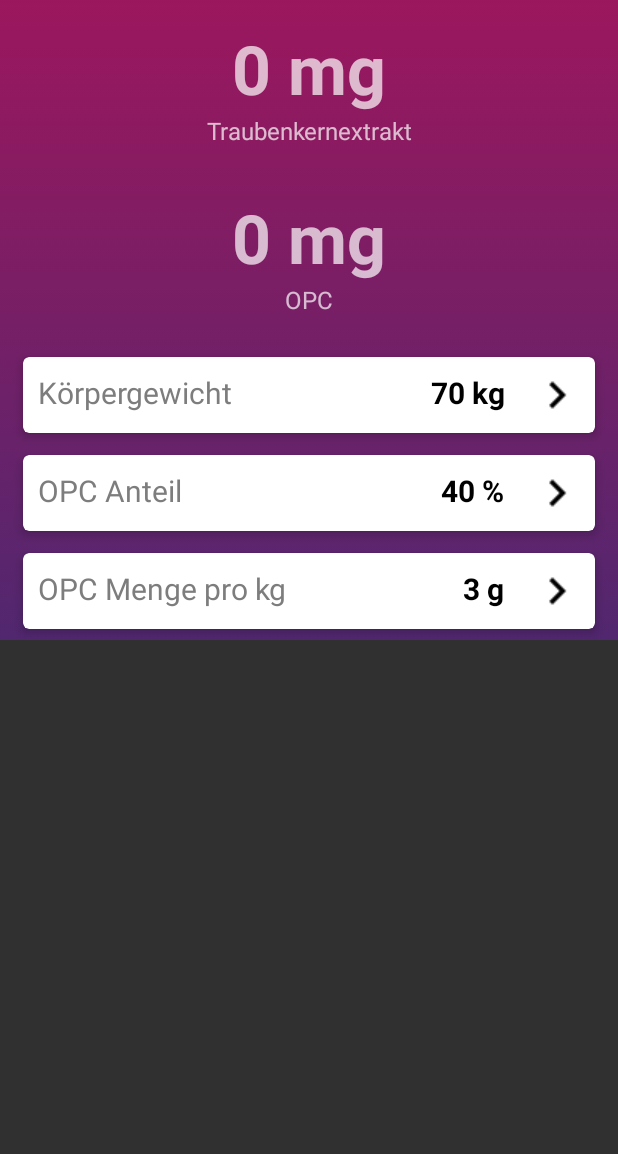
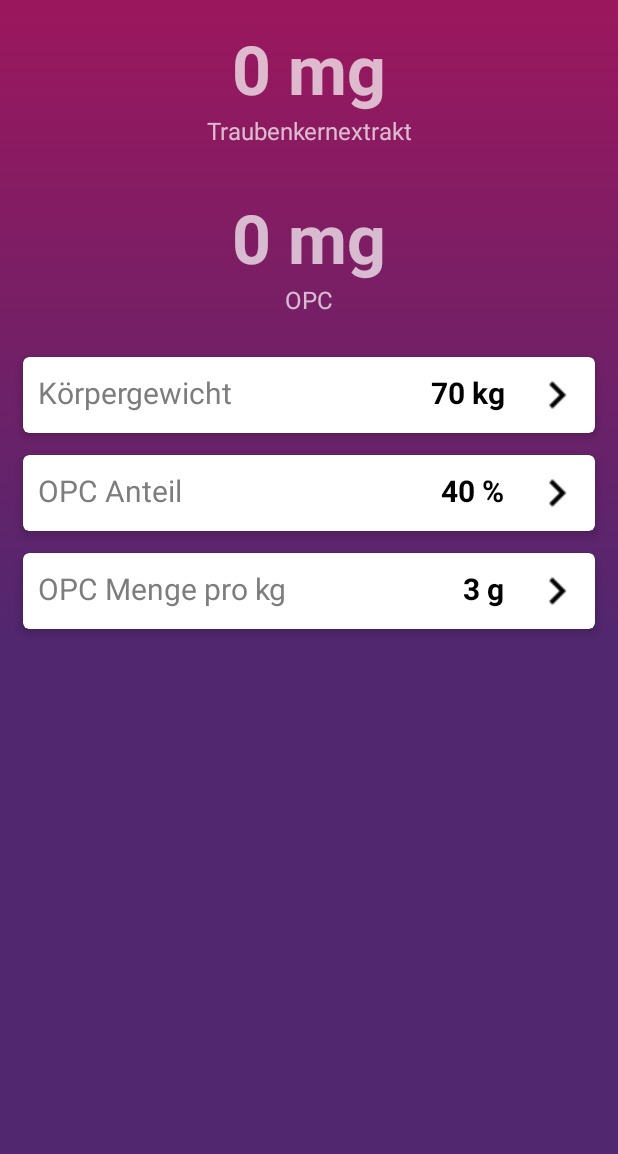
Before and after one commit to lidox/opc-counter, an Android app: the layout fragment_opc_counter.xml on its own in the app's theme, with its tools: preview values and no code run, on a phone screen of 412 x 824 dp, the part 82-1236 px from its top. Run offline under Robolectric (Android 15) with nearby library versions, the phone set to English and light mode, and no system bars.

```diff
--- a/app/src/main/java/com/futuzon/opccounter/view/opc/OpcCounterFragment.java
+++ b/app/src/main/java/com/futuzon/opccounter/view/opc/OpcCounterFragment.java
@@ -88,7 +88,7 @@ public class OpcCounterFragment extends Fragment {
             @Override
             public void onClick(View view) {
                 Log.d(className, "'body weight' card view selected");
-                new NumberPickers(getActivity()).openNumberPicker(R.string.c_opc_body_weight, App.getStringByRId(R.string.body_weight), 2, 150, view);
+                new NumberPickers(getActivity()).openNumberPicker(R.string.c_opc_body_weight, App.getStringByRId(R.string.body_weight), 2, 150);
             }
         };
     }
@@ -103,7 +103,7 @@ public class OpcCounterFragment extends Fragment {
             @Override
             public void onClick(View view) {
                 Log.d(className, "'OPC share' card view selected");
-                new NumberPickers(getActivity()).openNumberPicker(R.string.c_opc_share_within_grape_seed_extract, App.getStringByRId(R.string.opc_share), 1, 100, view);
+                new NumberPickers(getActivity()).openNumberPicker(R.string.c_opc_share_within_grape_seed_extract, App.getStringByRId(R.string.opc_share), 1, 100);
             }
         };
 
@@ -119,7 +119,7 @@ public class OpcCounterFragment extends Fragment {
             @Override
             public void onClick(View view) {
                 Log.d(className, "'OPC amount per kg' card view selected");
-                new NumberPickers(getActivity()).openNumberPicker(R.string.c_opc_amount_per_body_weight, App.getStringByRId(R.string.opc_per_body_weight), 1, 10, view);
+                new NumberPickers(getActivity()).openNumberPicker(R.string.c_opc_amount_per_body_weight, App.getStringByRId(R.string.opc_per_body_weight), 1, 10);
             }
         };
     }
--- a/app/src/main/res/layout/fragment_opc_counter.xml
+++ b/app/src/main/res/layout/fragment_opc_counter.xml
@@ -2,19 +2,19 @@
     xmlns:gradient="http://schemas.android.com/apk/res-auto"
     xmlns:tools="http://schemas.android.com/tools"
     android:layout_width="match_parent"
-    android:layout_height="wrap_content"
+    android:layout_height="match_parent"
     android:background="@color/colorPrimaryDark"
     tools:context="com.futuzon.opccounter.view.opc.OpcCounterFragment">
 
     <RelativeLayout
         android:layout_width="match_parent"
-        android:layout_height="wrap_content"
+        android:layout_height="match_parent"
         android:background="@drawable/gradient_list">
 
         <RelativeLayout
             android:id="@+id/header"
             android:layout_width="match_parent"
-            android:layout_height="wrap_content">
+            android:layout_height="match_parent">
 
             <TextView
                 android:id="@+id/grape_seed_extract_title"
@@ -42,9 +42,9 @@
                 android:layout_width="match_parent"
                 android:layout_height="wrap_content"
                 android:layout_below="@+id/grape_seed_extract_value"
+                android:layout_marginBottom="@dimen/selector_text_margin"
+                android:layout_marginLeft="@dimen/selector_text_margin"
                 android:layout_marginRight="@dimen/selector_text_margin"
-                android:layout_marginLeft="@dimen/selector_text_margin"
-                android:layout_marginBottom="@dimen/selector_text_margin"
                 android:gravity="center_horizontal"
                 android:text="@string/grape_seed_extract"
                 android:textSize="@dimen/selector_text_size_small" />
@@ -72,9 +72,9 @@
                 android:layout_width="match_parent"
                 android:layout_height="wrap_content"
                 android:layout_below="@+id/opc_value"
+                android:layout_marginBottom="@dimen/selector_text_margin"
+                android:layout_marginLeft="@dimen/selector_text_margin"
                 android:layout_marginRight="@dimen/selector_text_margin"
-                android:layout_marginLeft="@dimen/selector_text_margin"
-                android:layout_marginBottom="@dimen/selector_text_margin"
                 android:gravity="center_horizontal"
                 android:text="OPC"
                 android:textSize="@dimen/selector_text_size_small" />
```
Also changed, not shown: app/src/main/java/com/futuzon/opccounter/LauncherActivity.java (+20 -12 lines), app/src/main/java/com/futuzon/opccounter/view/dialogs/NumberPickers.java (+12 -12 lines), app/src/main/res/layout/activity_launcher.xml (+11 -0 lines).
